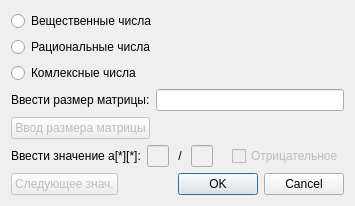
Robbivan/GuiClientServerQT, file prog4client/addvaluematrixdialog.ui: the form before one commit.
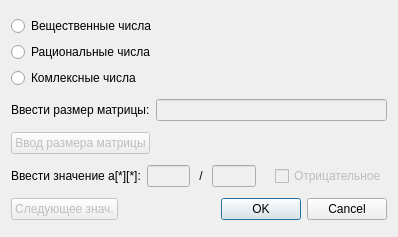
The form after the commit.

Diff of the .ui file:
```diff
--- a/prog4client/addvaluematrixdialog.ui
+++ b/prog4client/addvaluematrixdialog.ui
@@ -6,8 +6,8 @@
    <rect>
     <x>0</x>
     <y>0</y>
-    <width>333</width>
-    <height>157</height>
+    <width>398</width>
+    <height>237</height>
    </rect>
   </property>
   <property name="windowTitle">
@@ -52,7 +52,11 @@
       <layout class="QVBoxLayout" name="verticalLayout_3"/>
      </item>
      <item>
-      <widget class="QLineEdit" name="sizeLineEdit"/>
+      <widget class="QLineEdit" name="sizeLineEdit">
+       <property name="enabled">
+        <bool>false</bool>
+       </property>
+      </widget>
      </item>
     </layout>
    </item>
```
